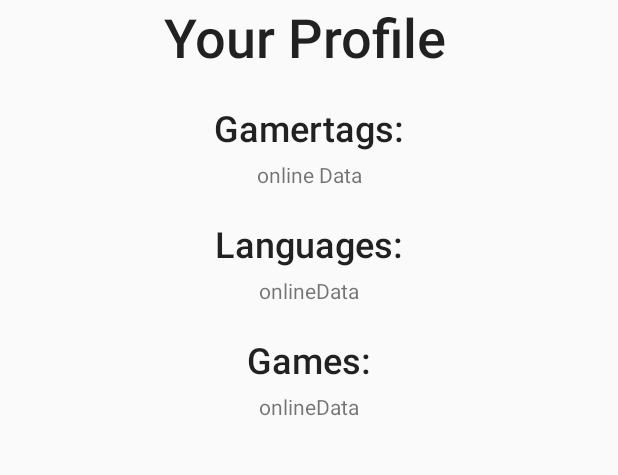
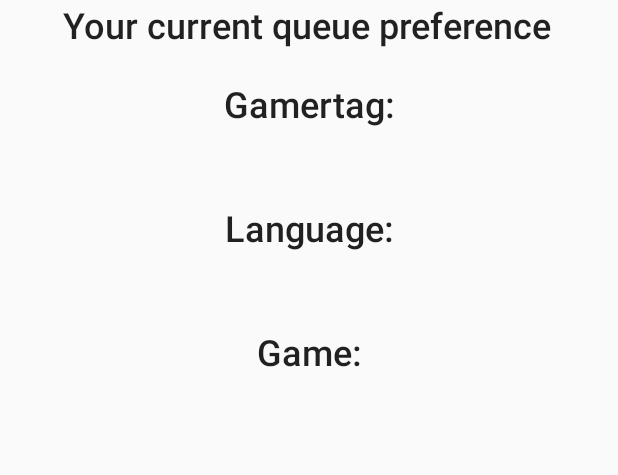
Before and after one commit to Pat-Neumann/Teambuilder, an Android app: the ProfilePage screen opened directly, with no data from a screen before it, on a phone screen of 412 x 824 dp, the part 420-895 px from its top. Run offline under Robolectric (Android 15) with nearby library versions, the phone set to English and light mode, and no system bars; our stand-ins replace Firebase (no records; nobody signed in at launch, a user with empty details on screens opened directly); 3 statements that could not run were skipped.

Commit message:
Profile showing

```diff
--- a/app/src/main/java/net/andrasia/teambuilder/EditProfilePage.java
+++ b/app/src/main/java/net/andrasia/teambuilder/EditProfilePage.java
@@ -38,7 +38,6 @@ public class EditProfilePage extends AppCompatActivity {
 
     private FirebaseAuth usAuth;
     private FirebaseUser currentUser;
-    String userEmail;
     String userID;
 
     @Override
@@ -147,7 +146,12 @@ public class EditProfilePage extends AppCompatActivity {
             public void onDataChange(@NonNull DataSnapshot dataSnapshot) {
                 getUserValues();
                 userID = currentUser.getUid();
-                reference.child(userID).child("Language").setValue(user.getLanguages());
+                if(reference.child(userID).child("Language") != null) {
+                    reference.child(userID).child("Language").setValue(user.getLanguages());
+                }else{
+                    reference.child(userID).child("Language").removeValue();
+                    reference.child(userID).child("Language").setValue(user.getLanguages());
+                }
 
                 Toast.makeText(EditProfilePage.this, "Language has been added to your Profile", Toast.LENGTH_SHORT).show();
             }
@@ -166,8 +170,14 @@ public class EditProfilePage extends AppCompatActivity {
             public void onDataChange(@NonNull DataSnapshot dataSnapshot) {
                 getUserValues();
                 userID = currentUser.getUid();
-                reference.child(userID).child("Game with Gamertag").child("Game").setValue(user.getGames());
-                reference.child(userID).child("Game with Gamertag").child("Gamertag").setValue(user.getGamerTag());
+                if(reference.child(userID).child("Game with Gamertag") != null) {
+                    reference.child(userID).child("Game with Gamertag").child("Game").setValue(user.getGames());
+                    reference.child(userID).child("Game with Gamertag").child("Gamertag").setValue(user.getGamerTag());
+                }else{
+                    reference.child(userID).child("Game with Gamertag").removeValue();
+                    reference.child(userID).child("Game with Gamertag").child("Game").setValue(user.getGames());
+                    reference.child(userID).child("Game with Gamertag").child("Gamertag").setValue(user.getGamerTag());
+                }
 
                 Toast.makeText(EditProfilePage.this, "Game and Gamertag has been added to your Profile", Toast.LENGTH_SHORT).show();
             }
@@ -185,8 +195,4 @@ public class EditProfilePage extends AppCompatActivity {
         user.setGames(selectedGame);
     }
 
-    static String encodeUserEmail(String userEmail){
-        return userEmail.replace(".", ",");
-    }
-
 }
--- a/app/src/main/java/net/andrasia/teambuilder/ProfilePage.java
+++ b/app/src/main/java/net/andrasia/teambuilder/ProfilePage.java
@@ -1,11 +1,24 @@
 package net.andrasia.teambuilder;
 
 import android.content.Intent;
+import android.media.Image;
 import android.os.Bundle;
 import android.view.View;
 import android.widget.Button;
+import android.widget.ImageView;
+import android.widget.TextView;
+import android.widget.Toast;
 
+import androidx.annotation.NonNull;
 import androidx.appcompat.app.AppCompatActivity;
+
+import com.google.firebase.auth.FirebaseAuth;
+import com.google.firebase.auth.FirebaseUser;
+import com.google.firebase.database.DataSnapshot;
+import com.google.firebase.database.DatabaseError;
+import com.google.firebase.database.DatabaseReference;
+import com.google.firebase.database.FirebaseDatabase;
+import com.google.firebase.database.ValueEventListener;
 
 import java.util.ArrayList;
 
@@ -13,16 +26,54 @@ public class ProfilePage extends AppCompatActivity {
 
 
     Button profilePageSettingsButton;
-    ArrayList Languages;
-    ArrayList Games;
+
+    private FirebaseDatabase database;
+    private DatabaseReference reference;
+    FirebaseAuth usAuth;
+    FirebaseUser currentUser;
+    String userID;
+
+    TextView gamertag;
+    TextView language;
+    TextView game;
+
+    ImageView gameLogo;
+
+    String gameL;
+
 
     @Override
     protected void onCreate(Bundle savedInstanceState) {
         super.onCreate(savedInstanceState);
         setContentView(R.layout.profile_page);
 
+        setupFirebase();
         setupViews();
+        setTextViews();
         setupListener();
+        setupProfileLogo();
+
+    }
+
+
+    private void setTextViews() {
+        reference.addValueEventListener(new ValueEventListener() {
+
+            @Override
+            public void onDataChange(@NonNull DataSnapshot dataSnapshot) {
+                gamertag.setText(dataSnapshot.child(userID).child("Game with Gamertag").child("Gamertag").getValue().toString());
+                language.setText(dataSnapshot.child(userID).child("Language").getValue().toString());
+                game.setText(dataSnapshot.child(userID).child("Game with Gamertag").child("Game").getValue().toString());
+
+            }
+
+            @Override
+            public void onCancelled(@NonNull DatabaseError databaseError) {
+
+            }
+        });
+
+
     }
 
     @Override
@@ -31,8 +82,20 @@ public class ProfilePage extends AppCompatActivity {
         startActivity(intent);
     }
 
+    private void setupFirebase() {
+        database = FirebaseDatabase.getInstance();
+        reference = database.getReference("User");
+        usAuth = FirebaseAuth.getInstance();
+        currentUser = usAuth.getCurrentUser();
+        userID = currentUser.getUid();
+    }
+
     private void setupViews() {
         profilePageSettingsButton = findViewById(R.id.pPageSettingsButton);
+        gamertag = findViewById(R.id.pPageGamertagsData);
+        language = findViewById(R.id.pPageLanguageData);
+        game = findViewById(R.id.pPageGamesData);
+        gameLogo = findViewById(R.id.gameLogo);
 
     }
 
@@ -46,5 +109,17 @@ public class ProfilePage extends AppCompatActivity {
         });
     }
 
+    private void setupProfileLogo() {
+            gameL = game.getText().toString();
+            if (gameL == "League of Legends") {
+                gameLogo.setImageResource(R.drawable.game_lol_logo);
+            }
+            if (gameL == "Overwatch") {
+                gameLogo.setImageResource(R.drawable.game_overwatch_logo);
+            }
+            if (gameL == "Overwatch") {
+                gameLogo.setImageResource(R.drawable.game_overwatch_logo);
+            }
+    }
 
 }
--- a/app/src/main/res/layout/landing_page.xml
+++ b/app/src/main/res/layout/landing_page.xml
@@ -21,6 +21,8 @@
         app:layout_constraintBottom_toBottomOf="parent"
         app:layout_constraintStart_toStartOf="parent"
         app:layout_constraintTop_toBottomOf="@+id/textView" />
+
+
 
     <Button
         android:id="@+id/landingPageRegister"
--- a/app/src/main/res/layout/profile_page.xml
+++ b/app/src/main/res/layout/profile_page.xml
@@ -6,17 +6,6 @@
     android:layout_height="match_parent"
     tools:context=".LandingPage">
 
-    <ImageView
-        android:id="@+id/appLogo"
-        android:layout_width="wrap_content"
-        android:layout_height="wrap_content"
-        android:layout_marginTop="80dp"
-        android:contentDescription="@string/app_logo"
-        app:layout_constraintEnd_toEndOf="parent"
-        app:layout_constraintStart_toStartOf="parent"
-        app:layout_constraintTop_toTopOf="parent"
-        app:srcCompat="@drawable/profilepagelogo" />
-
     <TextView
         android:id="@+id/textView"
         android:layout_width="wrap_content"
@@ -24,12 +13,12 @@
         android:fontFamily="sans-serif-medium"
         android:text="@string/profile_page_your_profile"
         android:textAppearance="@style/TextAppearance.AppCompat.Large"
-        android:textSize="36sp"
+        android:textSize="24sp"
         android:typeface="normal"
         app:layout_constraintEnd_toEndOf="parent"
         app:layout_constraintHorizontal_bias="0.49"
         app:layout_constraintStart_toStartOf="parent"
-        app:layout_constraintTop_toBottomOf="@+id/appLogo" />
+        app:layout_constraintTop_toBottomOf="@+id/gameLogo" />
 
     <Button
         android:id="@+id/pPageSettingsButton"
@@ -60,7 +49,9 @@
         android:layout_width="wrap_content"
         android:layout_height="wrap_content"
         android:layout_marginTop="5dp"
-        android:text="online Data"
+        android:fontFamily="sans-serif-medium"
+        android:textAppearance="@style/TextAppearance.AppCompat.Large"
+        android:textSize="18sp"
         app:layout_constraintEnd_toEndOf="parent"
         app:layout_constraintStart_toStartOf="parent"
         app:layout_constraintTop_toBottomOf="@+id/pPageNameView" />
@@ -83,7 +74,9 @@
         android:layout_width="wrap_content"
         android:layout_height="wrap_content"
         android:layout_marginTop="5dp"
-        android:text="onlineData"
+        android:fontFamily="sans-serif-medium"
+        android:textAppearance="@style/TextAppearance.AppCompat.Large"
+        android:textSize="18sp"
         app:layout_constraintEnd_toEndOf="parent"
         app:layout_constraintStart_toStartOf="parent"
         app:layout_constraintTop_toBottomOf="@+id/pPageLanguageView" />
@@ -106,9 +99,21 @@
         android:layout_width="wrap_content"
         android:layout_height="wrap_content"
         android:layout_marginTop="5dp"
-        android:text="onlineData"
+        android:fontFamily="sans-serif-medium"
+        android:textAppearance="@style/TextAppearance.AppCompat.Large"
+        android:textSize="18sp"
         app:layout_constraintEnd_toEndOf="parent"
         app:layout_constraintStart_toStartOf="parent"
         app:layout_constraintTop_toBottomOf="@+id/pPageGamesView" />
 
+    <ImageView
+        android:id="@+id/gameLogo"
+        android:layout_width="wrap_content"
+        android:layout_height="wrap_content"
+        android:layout_marginTop="80dp"
+        app:layout_constraintEnd_toEndOf="parent"
+        app:layout_constraintStart_toStartOf="parent"
+        app:layout_constraintTop_toTopOf="parent"
+        app:srcCompat="@drawable/profilepagelogo" />
+
 </androidx.constraintlayout.widget.ConstraintLayout>
--- a/app/src/main/res/values/strings.xml
+++ b/app/src/main/res/values/strings.xml
@@ -25,10 +25,10 @@
     <string name="search_config_logout_btn">Log out</string>
 
     /* Strings for the ProfilePage Activity */
-    <string name="profile_page_your_profile">Your Profile</string>
-    <string name="ppage_name_view_text">Gamertags:</string>
-    <string name="ppage_language_view_text">Languages:</string>
-    <string name="ppage_game_view_text">Games:</string>
+    <string name="profile_page_your_profile">Your current queue preference </string>
+    <string name="ppage_name_view_text">Gamertag:</string>
+    <string name="ppage_language_view_text">Language:</string>
+    <string name="ppage_game_view_text">Game:</string>
 
     /*Strings for the EditProfilePage Activity */
     <string name="edit_profile_page_language_tview">Select your Languages:</string>
```
Also changed, not shown: app/src/main/res/drawable/game_apex_logo.png (added), app/src/main/res/drawable/game_lol_logo.png (added), app/src/main/res/drawable/game_overwatch_logo.png (added).
